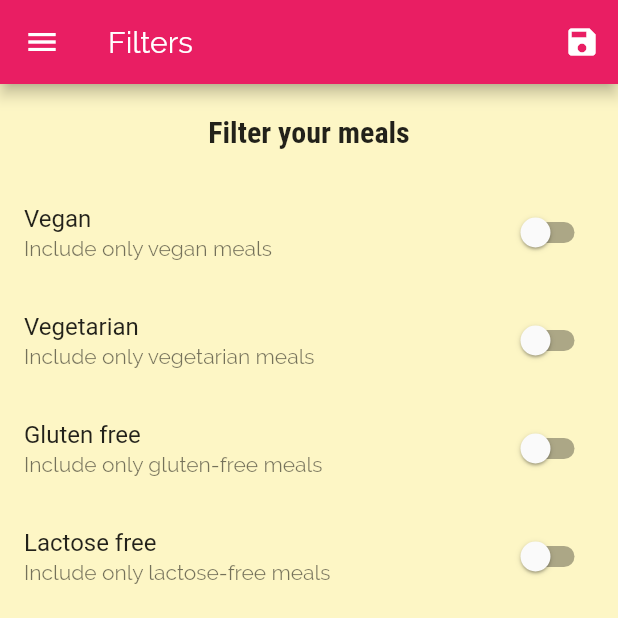
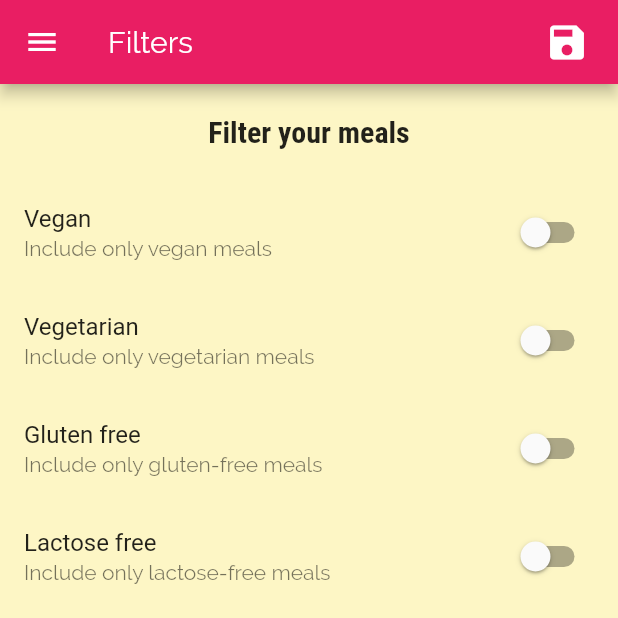
Before and after one commit to AdelRizq/GaMeals, a Flutter app: the FiltersScreen screen opened by its route, on a phone screen of 412 x 824 dp, the top half of it. Run offline on Flutter 3.47's test engine with Material 2 defaults, Android fonts, the phone set to English and light mode, and no system bars.

```diff
--- a/lib/main.dart
+++ b/lib/main.dart
@@ -80,7 +80,9 @@ class _MyAppState extends State<MyApp> {
   Widget build(BuildContext context) {
     return MaterialApp(
       title: 'GaMeals',
+      debugShowCheckedModeBanner: false,
       theme: ThemeData(
+        // rgb(240,145,51)
         primarySwatch: Colors.pink,
         accentColor: Colors.amber,
         canvasColor: Color.fromRGBO(253, 246, 197, 1),
--- a/lib/screens/filters_screen.dart
+++ b/lib/screens/filters_screen.dart
@@ -46,6 +46,8 @@ class _FiltersScreenState extends State<FiltersScreen> {
         title: Text("Filters"),
         actions: [
           IconButton(
+            alignment: Alignment.center,
+            iconSize: 30,
             icon: Icon(Icons.save),
             onPressed: () => widget._saveFilters({
               'vegan': _vegan,
@@ -54,6 +56,9 @@ class _FiltersScreenState extends State<FiltersScreen> {
               'lactose': _lactoseFree,
             }),
           ),
+          SizedBox(
+            width: 10,
+          )
         ],
       ),
       drawer: MainDrawer(),
```
Also changed, not shown: 1 other file.
